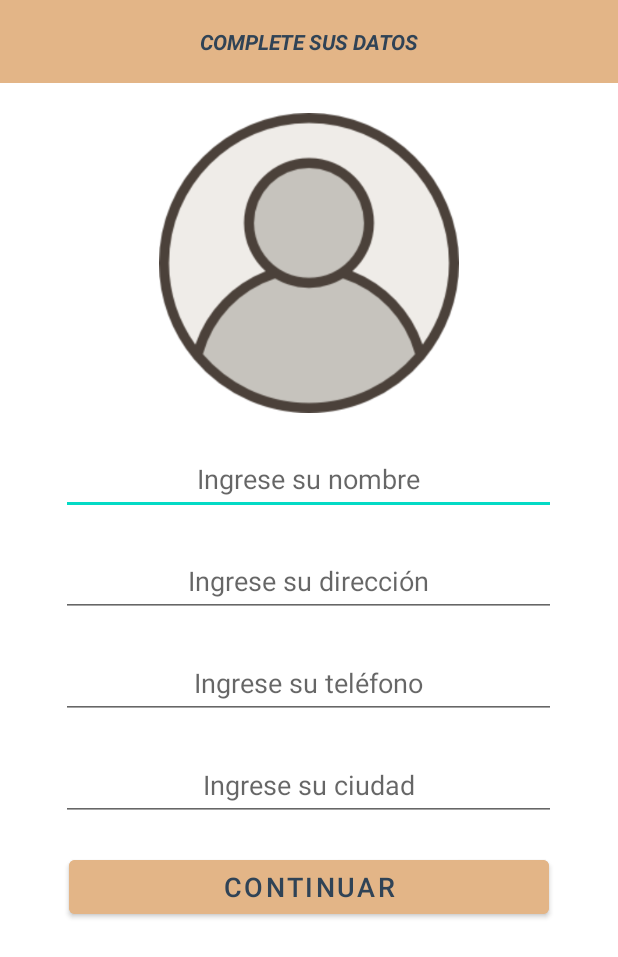
After one commit to alexander231714/EasyShopApp, an Android app: the Setup screen opened directly, with no data from a screen before it, on a phone screen of 412 x 824 dp. The commit adds this screen. Shown: the top 957 px of the screen. Run offline under Robolectric (Android 15) with nearby library versions, the phone set to English and light mode, and no system bars.

Commit message:
He agregado el layout Setup y si controlador Java, para verificar que cuando el usuario inicie sesion tenga agregar su informacion personal, tambien hice unas pequeñas modificaciones a otra partes del proyecto que son poco significantes.

```diff
--- a/app/src/main/AndroidManifest.xml
+++ b/app/src/main/AndroidManifest.xml
@@ -11,6 +11,9 @@
         android:supportsRtl="true"
         android:theme="@style/Theme.EasyShop"
         tools:targetApi="31">
+        <activity
+            android:name=".Setup"
+            android:exported="false" />
         <activity
             android:name=".ConfirmarCompra"
             android:exported="false" />
--- /dev/null
+++ b/app/src/main/java/com/mobile_genius/easyshop/Setup.java
@@ -0,0 +1,14 @@
+package com.mobile_genius.easyshop;
+
+import androidx.appcompat.app.AppCompatActivity;
+
+import android.os.Bundle;
+
+public class Setup extends AppCompatActivity {
+
+    @Override
+    protected void onCreate(Bundle savedInstanceState) {
+        super.onCreate(savedInstanceState);
+        setContentView(R.layout.layout_setup);
+    }
+}
--- /dev/null
+++ b/app/src/main/res/layout/layout_setup.xml
@@ -0,0 +1,91 @@
+<?xml version="1.0" encoding="utf-8"?>
+<LinearLayout
+    xmlns:android="http://schemas.android.com/apk/res/android"
+    xmlns:tools="http://schemas.android.com/tools"
+    android:layout_width="match_parent"
+    android:layout_height="match_parent"
+    android:orientation="vertical"
+    tools:context=".Setup">
+    <TextView
+        android:layout_width="match_parent"
+        android:layout_height="wrap_content"
+        android:text="@string/complete_sus_datos"
+        android:textAlignment="center"
+        android:background="@color/primario"
+        android:textColor="@color/secundario"
+        android:padding="18sp"
+        android:textStyle="bold|italic"
+        />
+    <ImageView
+        android:id="@+id/setup_imagen"
+        android:layout_width="200dp"
+        android:layout_height="200dp"
+        android:src="@drawable/usuario_setup"
+        android:layout_marginTop="20dp"
+        android:layout_gravity="center"
+        android:contentDescription="@string/imagen_setup"
+        />
+    <EditText
+        android:id="@+id/txt_setup_nombre"
+        android:layout_gravity="center"
+        android:layout_width="330dp"
+        android:layout_height="48dp"
+        android:textColor="@color/secundario"
+        android:gravity="center"
+        android:hint="@string/ingrese_su_nombre"
+        android:inputType="text"
+        android:layout_margin="20dp"
+        android:autofillHints="false"
+        />
+    <EditText
+        android:id="@+id/txt_setup_direccion"
+        android:layout_gravity="center"
+        android:layout_width="330dp"
+        android:layout_height="48dp"
+        android:textColor="@color/secundario"
+        android:gravity="center"
+        android:layout_marginRight="20dp"
+        android:layout_marginLeft="20dp"
+        android:hint="@string/ingrese_su_direcci_n"
+        android:inputType="text"
+        android:autofillHints="false"
+        />
+    <EditText
+        android:id="@+id/txt_setup_telefono"
+        android:layout_gravity="center"
+        android:layout_width="330dp"
+        android:layout_height="48dp"
+        android:textColor="@color/secundario"
+        android:gravity="center"
+        android:hint="@string/ingrese_su_tel_fono"
+        android:inputType="phone"
+        android:layout_margin="20dp"
+        android:autofillHints="false"
+        />
+    <EditText
+        android:id="@+id/txt_setup_ciudad"
+        android:layout_gravity="center"
+        android:layout_width="330dp"
+        android:layout_height="48dp"
+        android:textColor="@color/secundario"
+        android:gravity="center"
+        android:layout_marginRight="20dp"
+        android:layout_marginLeft="20dp"
+        android:hint="@string/ingrese_su_ciudad"
+        android:inputType="text"
+        android:autofillHints="false"
+        />
+    <Button
+        android:id="@+id/btn_setup"
+        android:layout_gravity="center"
+        android:layout_width="320dp"
+        android:layout_height="wrap_content"
+        android:layout_margin="20dp"
+        android:backgroundTint="@color/primario"
+        android:textColor="@color/secundario"
+        android:textSize="18sp"
+        android:text="@string/continuar"
+        />
+
+
+</LinearLayout>
--- a/app/src/main/res/values/strings.xml
+++ b/app/src/main/res/values/strings.xml
@@ -19,6 +19,15 @@
     <string name="esperaraVali_num">Espere mientras se valida su número.</string>
     <string name="admin">Admin</string>
     <string name="user">User</string>
+    <string name="complete_sus_datos">COMPLETE SUS DATOS</string>
+    <string name="imagen_setup">imagen setup</string>
+    <string name="continuar">Continuar</string>
+    <string name="ingrese_su_ciudad">Ingrese su ciudad</string>
+    <string name="ingrese_su_tel_fono">Ingrese su teléfono</string>
+    <string name="ingrese_su_direcci_n">Ingrese su dirección</string>
+    <string name="ingrese_su_nombre">Ingrese su nombre</string>
+    <string name="imagen_login_usuario">imagen login usuario</string>
+    <string name="imagen_login_admin">imagen login admin</string>
 
 
 </resources>
```
Also changed, not shown: app/src/main/java/com/mobile_genius/easyshop/Principal.java (+69 -0 lines), app/src/main/res/layout/layout_login.xml (+7 -2 lines), app/src/main/res/layout/layout_login_admin.xml (+7 -2 lines), app/src/main/res/drawable/usuario_setup.png (added).
